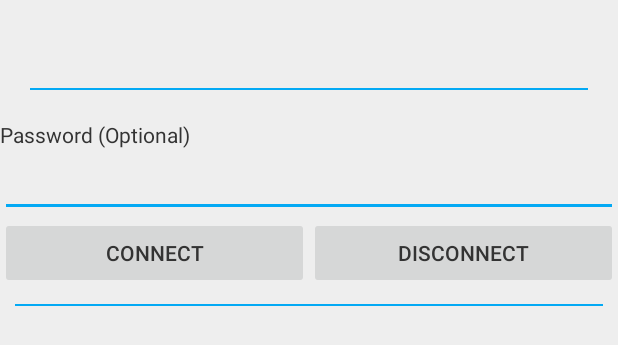
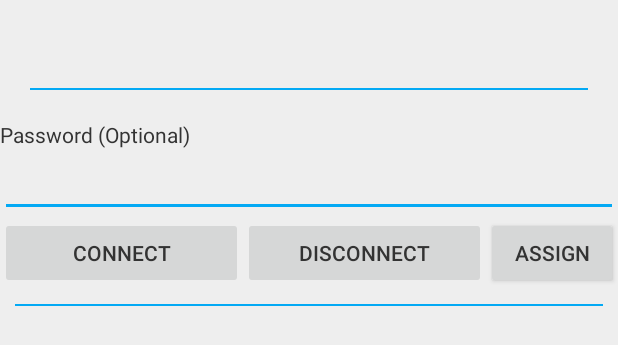
Before and after one commit to niyazil/sensor-controller, an Android app: the layout fragment_detail.xml on its own in the app's theme, with its tools: preview values and no code run, on a phone screen of 412 x 824 dp. Shown: the top 345 px of the screen. Run offline under Robolectric (Android 15) with nearby library versions, the phone set to English and light mode, and no system bars.

Commit message:
Put in non-functioning button for assigning algorithm results to beacons

```diff
--- a/app/src/main/java/com/bluvision/buvisionsdksample/fragments/BeaconDetail.java
+++ b/app/src/main/java/com/bluvision/buvisionsdksample/fragments/BeaconDetail.java
@@ -129,6 +129,15 @@ public class BeaconDetail extends BaseFragment implements BeaconConfigurationLis
 
 
                         }
+
+                    }
+                });
+
+        ((Button)rootView.findViewById(R.id.assign)).setOnClickListener(
+                new View.OnClickListener() {
+                    @Override
+                    public void onClick(View view) {
+
 
                     }
                 });
--- a/app/src/main/res/layout/fragment_detail.xml
+++ b/app/src/main/res/layout/fragment_detail.xml
@@ -32,14 +32,13 @@
     </LinearLayout>
 
 
-
-
     <LinearLayout
         android:layout_width="match_parent"
         android:layout_height="wrap_content"
         android:orientation="vertical"
+        android:id="@+id/containerActions"
         android:layout_below="@+id/containerInfo"
-        android:id="@+id/containerActions">
+        android:layout_alignParentStart="true">
 
         <TextView
             android:layout_width="match_parent"
@@ -74,6 +73,12 @@
                 android:layout_weight="1"
                 android:enabled="false"/>
 
+            <Button
+                android:text="Assign"
+                android:layout_width="wrap_content"
+                android:layout_height="wrap_content"
+                android:id="@+id/assign"
+                android:layout_weight="1" />
 
         </LinearLayout>
 
@@ -87,6 +92,4 @@
     </LinearLayout>
 
 
-
-
 </RelativeLayout>
```
Also changed, not shown: 1 other file.
